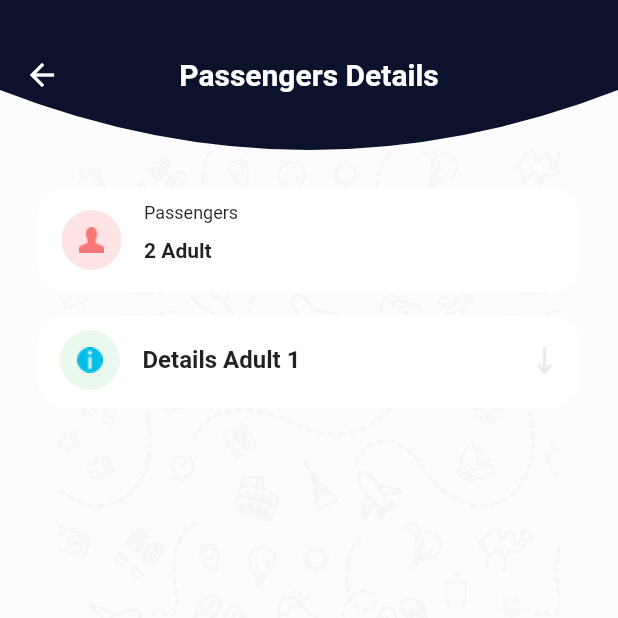
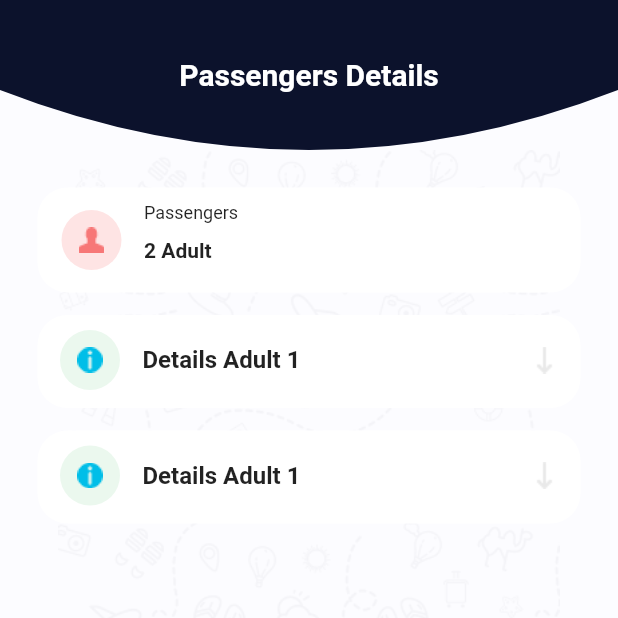
Before and after one commit to Omar-Moshtaha/tourism, a Flutter app: the PassengerDetails screen opened directly, on a phone screen of 412 x 824 dp, the top half of it. Run offline on Flutter 3.47's test engine with Material 2 defaults, Android fonts, the light colour scheme and no system bars; our stand-ins replace flutter_custom_clippers, flutter_switch, hexcolor.

Commit message:
PassengerDetails

```diff
--- a/lib/main.dart
+++ b/lib/main.dart
@@ -45,7 +45,7 @@
 
     )
   ),
-  home:FAQ(),
+  home:PassengerDetails(),
 );
   }
 
--- a/lib/passengers_details.dart
+++ b/lib/passengers_details.dart
@@ -1,7 +1,16 @@
 import 'package:flutter/material.dart';
 import 'package:flutter_custom_clippers/flutter_custom_clippers.dart';
 import 'package:hexcolor/hexcolor.dart';
-
+class MyModel{
+  double?heigth;
+  bool?value;
+MyModel(this.value,this.heigth);
+}
+class Data{
+  String? text1;
+  String? text2;
+Data(this.text1,this.text2);
+}
 class PassengerDetails extends StatefulWidget {
 
   @override
@@ -10,9 +19,24 @@
 
 class _PassengerDetailsState extends State<PassengerDetails> {
   @override
-  double heigth=62;
-  String image="image/image18.png";
-  bool value=true;
+
+List<MyModel>item=[
+  MyModel(true,62),
+  MyModel(true,62)
+
+];
+
+  List<Data>data=[
+    Data("Ahmed Ali", "Name"),
+    Data("+966 9876 654 45", "Mobile"),
+    Data("username@gmail.com", "E-mail"),
+    Data("10/02/1866", "Birth"),
+    Data("Palestinian", "Nationality"),
+    Data("123456789", "Passport"),
+    Data("22/04/2019", "Issue "),
+    Data("22/04/2022", "Expiry"),
+
+  ];
   Widget build(BuildContext context) {
 
     return Scaffold(
@@ -34,6 +58,8 @@
         ),),
       ),
       body: Container(
+        child: SingleChildScrollView(
+          physics: BouncingScrollPhysics(),
           child: Column(
             children: [
               Padding(
@@ -72,7 +98,37 @@
                   ),
                 ),
               ),
+           Container(height: 700,child: ListView.builder(scrollDirection: Axis.vertical,physics: BouncingScrollPhysics(),itemBuilder:(context, index) => bulidContainer(item[index]),itemCount: 2,))
+            ],
+          ),
+        ),
+        decoration: BoxDecoration(
+          image: DecorationImage(
+            image: AssetImage("image/image1.png"),
+          )
+        ),
+      ),
+    );
+  }
+  Widget bulidItems(String? text1,String?text2)=>   Row(
+    children: [
       Padding(
+        padding: const EdgeInsets.only(right: 15,left: 15,top: 15),
+        child: Text("$text1",style: TextStyle(
+          fontSize: 14,
+        ),textAlign: TextAlign.start,),
+      ),
+      Spacer(),
+      Padding(
+        padding: const EdgeInsets.only(right: 15,left: 15,top: 15),
+        child: Text("$text2",style: TextStyle(
+          fontSize: 14,
+        ),textAlign: TextAlign.start,),
+      ),
+
+    ],
+  );
+  Widget bulidContainer(MyModel item)=>            Padding(
 
     padding: const EdgeInsets.only(top: 15,right: 25,left: 25),
 
@@ -94,14 +150,14 @@
                 ),),
 
                 Spacer(),
-                          value?
+                item.value!?
                 Padding(
                   padding: const EdgeInsets.only(right:15 ),
                   child: GestureDetector(onTap: () {
 
                     setState(() {
-                                value=false;
-                                heigth=330;
+                      item.value=false;
+                      item.heigth=330;
                     });
 
                   },child: Image(image: AssetImage("image/image19.png"))),
@@ -111,8 +167,8 @@
                   child: GestureDetector(onTap: () {
 
                     setState(() {
-                                value=true;
-                                heigth=62;
+                      item.value=true;
+                      item.heigth=62;
                     });
 
                   },child: Image(image: AssetImage("image/image18.png"),),),
@@ -120,154 +176,140 @@
               ],
             ),
           ),
-                    !value?Padding(
+          !item.value!?Padding(
             padding: const EdgeInsets.only(top: 15),
             child:   Image(image: AssetImage("image/image16.png"),fit: BoxFit.cover,height: 1,width: 350,),
           ):Container(),
-                    !value?             Row(
-                      children: [
-                        Padding(
-                          padding: const EdgeInsets.only(right: 15,left: 15,top: 15),
-                          child: Text("Ahmed Ali",style: TextStyle(
-                            fontSize: 14,
-                          ),textAlign: TextAlign.start,),
-                        ),
-                      Spacer(),
-                        Padding(
-                          padding: const EdgeInsets.only(right: 15,left: 15,top: 15),
-                          child: Text("Name",style: TextStyle(
-                            fontSize: 14,
-                          ),textAlign: TextAlign.start,),
-                        ),
-
-                      ],
-                    ):Container(),
-                    !value?             Row(
-                      children: [
-                        Padding(
-                          padding: const EdgeInsets.only(right: 15,left: 15,top: 15),
-                          child: Text("+966 9876 654 45",style: TextStyle(
-                            fontSize: 14,
-                          ),textAlign: TextAlign.start,),
-                        ),
-                        Spacer(),
-                        Padding(
-                          padding: const EdgeInsets.only(right: 15,left: 15,top: 15),
-                          child: Text("Mobile",style: TextStyle(
-                            fontSize: 14,
-                          ),textAlign: TextAlign.start,),
-                        ),
-
-                      ],
-                    ):Container(),
-                    !value?             Row(
-                      children: [
-                        Padding(
-                          padding: const EdgeInsets.only(right: 15,left: 15,top: 15),
-                          child: Text("username@gmail.com",style: TextStyle(
-                            fontSize: 14,
-                          ),textAlign: TextAlign.start,),
-                        ),
-                        Spacer(),
-                        Padding(
-                          padding: const EdgeInsets.only(right: 15,left: 15,top: 15),
-                          child: Text("E-mail",style: TextStyle(
-                            fontSize: 14,
-                          ),textAlign: TextAlign.start,),
-                        ),
-
-                      ],
-                    ):Container(),
-                    !value?             Row(
-                      children: [
-                        Padding(
-                          padding: const EdgeInsets.only(right: 15,left: 15,top: 15),
-                          child: Text("10/02/1866",style: TextStyle(
-                            fontSize: 14,
-                          ),textAlign: TextAlign.start,),
-                        ),
-                        Spacer(),
-                        Padding(
-                          padding: const EdgeInsets.only(right: 15,left: 15,top: 15),
-                          child: Text("Birth",style: TextStyle(
-                            fontSize: 14,
-                          ),textAlign: TextAlign.start,),
-                        ),
-
-                      ],
-                    ):Container(),
-                    !value?             Row(
-                      children: [
-                        Padding(
-                          padding: const EdgeInsets.only(right: 15,left: 15,top: 15),
-                          child: Text("Palestinian",style: TextStyle(
-                            fontSize: 14,
-                          ),textAlign: TextAlign.start,),
-                        ),
-                        Spacer(),
-                        Padding(
-                          padding: const EdgeInsets.only(right: 15,left: 15,top: 15),
-                          child: Text("Nationality",style: TextStyle(
-                            fontSize: 14,
-                          ),textAlign: TextAlign.start,),
-                        ),
-
-                      ],
-                    ):Container(),
-                    !value?             Row(
-                      children: [
-                        Padding(
-                          padding: const EdgeInsets.only(right: 15,left: 15,top: 15),
-                          child: Text("123456789",style: TextStyle(
-                            fontSize: 14,
-                          ),textAlign: TextAlign.start,),
-                        ),
-                        Spacer(),
-                        Padding(
-                          padding: const EdgeInsets.only(right: 15,left: 15,top: 15),
-                          child: Text("Passport",style: TextStyle(
-                            fontSize: 14,
-                          ),textAlign: TextAlign.start,),
-                        ),
-
-                      ],
-                    ):Container(),
-                    !value?             Row(
-                      children: [
-                        Padding(
-                          padding: const EdgeInsets.only(right: 15,left: 15,top: 15),
-                          child: Text("22/04/2019",style: TextStyle(
-                            fontSize: 14,
-                          ),textAlign: TextAlign.start,),
-                        ),
-                        Spacer(),
-                        Padding(
-                          padding: const EdgeInsets.only(right: 15,left: 15,top: 15),
-                          child: Text("Issue ",style: TextStyle(
-                            fontSize: 14,
-                          ),textAlign: TextAlign.start,),
-                        ),
-
-                      ],
-                    ):Container(),
-                    !value?             Row(
-                      children: [
-                        Padding(
-                          padding: const EdgeInsets.only(right: 15,left: 15,top: 15),
-                          child: Text("22/04/2022",style: TextStyle(
-                            fontSize: 14,
-                          ),textAlign: TextAlign.start,),
-                        ),
-                        Spacer(),
-                        Padding(
-                          padding: const EdgeInsets.only(right: 15,left: 15,top: 15),
-                          child: Text("Expiry ",style: TextStyle(
-                            fontSize: 14,
-                          ),textAlign: TextAlign.start,),
-                        ),
-
-                      ],
-                    ):Container(),
+          !item.value!?  Container(
+            height: 250,
+            child: ListView.builder(physics: BouncingScrollPhysics(),itemBuilder: (context, index) =>               bulidItems(data[index].text1,data[index].text2),itemCount: 8,),
+          ):Container()
+          // !value?             Row(
+          //   children: [
+          //     Padding(
+          //       padding: const EdgeInsets.only(right: 15,left: 15,top: 15),
+          //       child: Text("+966 9876 654 45",style: TextStyle(
+          //         fontSize: 14,
+          //       ),textAlign: TextAlign.start,),
+          //     ),
+          //     Spacer(),
+          //     Padding(
+          //       padding: const EdgeInsets.only(right: 15,left: 15,top: 15),
+          //       child: Text("Mobile",style: TextStyle(
+          //         fontSize: 14,
+          //       ),textAlign: TextAlign.start,),
+          //     ),
+          //
+          //   ],
+          // ):Container(),
+          // !value?             Row(
+          //   children: [
+          //     Padding(
+          //       padding: const EdgeInsets.only(right: 15,left: 15,top: 15),
+          //       child: Text("username@gmail.com",style: TextStyle(
+          //         fontSize: 14,
+          //       ),textAlign: TextAlign.start,),
+          //     ),
+          //     Spacer(),
+          //     Padding(
+          //       padding: const EdgeInsets.only(right: 15,left: 15,top: 15),
+          //       child: Text("E-mail",style: TextStyle(
+          //         fontSize: 14,
+          //       ),textAlign: TextAlign.start,),
+          //     ),
+          //
+          //   ],
+          // ):Container(),
+          // !value?             Row(
+          //   children: [
+          //     Padding(
+          //       padding: const EdgeInsets.only(right: 15,left: 15,top: 15),
+          //       child: Text("10/02/1866",style: TextStyle(
+          //         fontSize: 14,
+          //       ),textAlign: TextAlign.start,),
+          //     ),
+          //     Spacer(),
+          //     Padding(
+          //       padding: const EdgeInsets.only(right: 15,left: 15,top: 15),
+          //       child: Text("Birth",style: TextStyle(
+          //         fontSize: 14,
+          //       ),textAlign: TextAlign.start,),
+          //     ),
+          //
+          //   ],
+          // ):Container(),
+          // !value?             Row(
+          //   children: [
+          //     Padding(
+          //       padding: const EdgeInsets.only(right: 15,left: 15,top: 15),
+          //       child: Text("Palestinian",style: TextStyle(
+          //         fontSize: 14,
+          //       ),textAlign: TextAlign.start,),
+          //     ),
+          //     Spacer(),
+          //     Padding(
+          //       padding: const EdgeInsets.only(right: 15,left: 15,top: 15),
+          //       child: Text("Nationality",style: TextStyle(
+          //         fontSize: 14,
+          //       ),textAlign: TextAlign.start,),
+          //     ),
+          //
+          //   ],
+          // ):Container(),
+          // !value?             Row(
+          //   children: [
+          //     Padding(
+          //       padding: const EdgeInsets.only(right: 15,left: 15,top: 15),
+          //       child: Text("123456789",style: TextStyle(
+          //         fontSize: 14,
+          //       ),textAlign: TextAlign.start,),
+          //     ),
+          //     Spacer(),
+          //     Padding(
+          //       padding: const EdgeInsets.only(right: 15,left: 15,top: 15),
+          //       child: Text("Passport",style: TextStyle(
+          //         fontSize: 14,
+          //       ),textAlign: TextAlign.start,),
+          //     ),
+          //
+          //   ],
+          // ):Container(),
+          // !value?             Row(
+          //   children: [
+          //     Padding(
+          //       padding: const EdgeInsets.only(right: 15,left: 15,top: 15),
+          //       child: Text("22/04/2019",style: TextStyle(
+          //         fontSize: 14,
+          //       ),textAlign: TextAlign.start,),
+          //     ),
+          //     Spacer(),
+          //     Padding(
+          //       padding: const EdgeInsets.only(right: 15,left: 15,top: 15),
+          //       child: Text("Issue ",style: TextStyle(
+          //         fontSize: 14,
+          //       ),textAlign: TextAlign.start,),
+          //     ),
+          //
+          //   ],
+          // ):Container(),
+          // !value?             Row(
+          //   children: [
+          //     Padding(
+          //       padding: const EdgeInsets.only(right: 15,left: 15,top: 15),
+          //       child: Text("22/04/2022",style: TextStyle(
+          //         fontSize: 14,
+          //       ),textAlign: TextAlign.start,),
+          //     ),
+          //     Spacer(),
+          //     Padding(
+          //       padding: const EdgeInsets.only(right: 15,left: 15,top: 15),
+          //       child: Text("Expiry ",style: TextStyle(
+          //         fontSize: 14,
+          //       ),textAlign: TextAlign.start,),
+          //     ),
+          //
+          //   ],
+          // ):Container(),
 
 
 
@@ -275,7 +317,7 @@
         ],
       ) ,
 
-                height: heigth,
+      height:      item.heigth,
       width: double.infinity,
       decoration: BoxDecoration(
         color: Colors.white,
@@ -284,15 +326,6 @@
       ),
     ),
 
-            ),
-          ],
-        ),
-        decoration: BoxDecoration(
-          image: DecorationImage(
-            image: AssetImage("image/image1.png"),
-          )
-        ),
-      ),
   );
+
 }
-}
```
Lines whose indentation alone changed are shown as unchanged.
